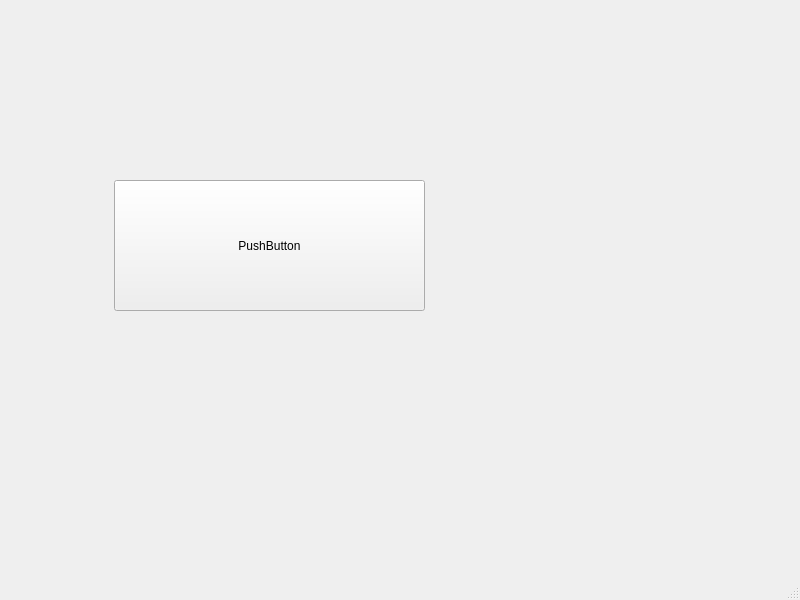
Qt form mainwindow.ui (HuaMa001/MidTermUi) before a commit.
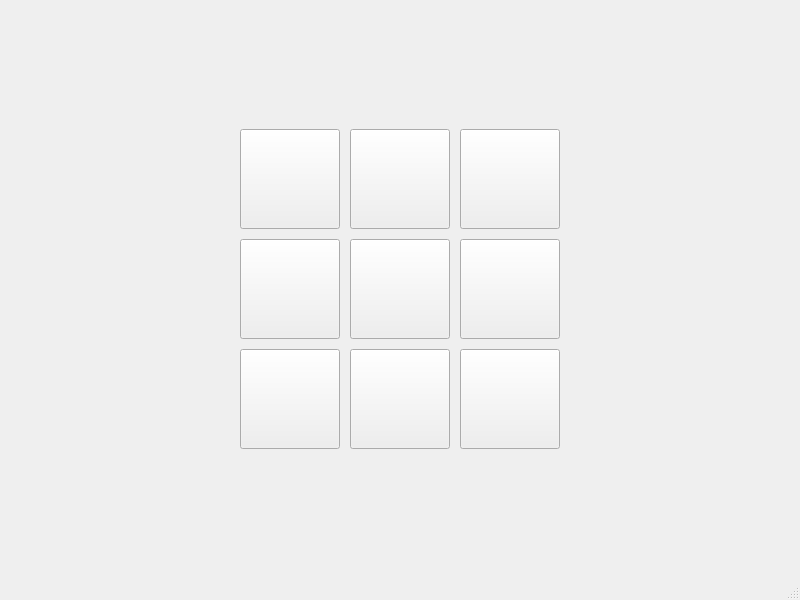
The same form after that commit.

Commit message: Create 3x3 Tic-Tac-Toe game layout in mainwindow.ui

Diff of the .ui file:
```diff
--- a/mainwindow.ui
+++ b/mainwindow.ui
@@ -14,19 +14,305 @@
    <string>MainWindow</string>
   </property>
   <widget class="QWidget" name="centralwidget">
-   <widget class="QPushButton" name="pushButton">
-    <property name="geometry">
-     <rect>
-      <x>114</x>
-      <y>180</y>
-      <width>311</width>
-      <height>131</height>
-     </rect>
-    </property>
-    <property name="text">
-     <string>PushButton</string>
-    </property>
-   </widget>
+   <layout class="QVBoxLayout" name="verticalLayout">
+    <item>
+     <spacer name="verticalSpacer_top">
+      <property name="orientation">
+       <enum>Qt::Vertical</enum>
+      </property>
+      <property name="sizeHint" stdset="0">
+       <size>
+        <width>20</width>
+        <height>40</height>
+       </size>
+      </property>
+     </spacer>
+    </item>
+    <item>
+     <layout class="QHBoxLayout" name="horizontalLayout">
+      <item>
+       <spacer name="horizontalSpacer_left">
+        <property name="orientation">
+         <enum>Qt::Horizontal</enum>
+        </property>
+        <property name="sizeHint" stdset="0">
+         <size>
+          <width>40</width>
+          <height>20</height>
+         </size>
+        </property>
+       </spacer>
+      </item>
+      <item>
+       <layout class="QGridLayout" name="gridLayout">
+        <property name="spacing">
+         <number>10</number>
+        </property>
+        <item row="0" column="0">
+         <widget class="QPushButton" name="pushButton_0_0">
+          <property name="minimumSize">
+           <size>
+            <width>100</width>
+            <height>100</height>
+           </size>
+          </property>
+          <property name="maximumSize">
+           <size>
+            <width>100</width>
+            <height>100</height>
+           </size>
+          </property>
+          <property name="font">
+           <font>
+            <pointsize>24</pointsize>
+            <weight>75</weight>
+            <bold>true</bold>
+           </font>
+          </property>
+          <property name="text">
+           <string/>
+          </property>
+         </widget>
+        </item>
+        <item row="0" column="1">
+         <widget class="QPushButton" name="pushButton_0_1">
+          <property name="minimumSize">
+           <size>
+            <width>100</width>
+            <height>100</height>
+           </size>
+          </property>
+          <property name="maximumSize">
+           <size>
+            <width>100</width>
+            <height>100</height>
+           </size>
+          </property>
+          <property name="font">
+           <font>
+            <pointsize>24</pointsize>
+            <weight>75</weight>
+            <bold>true</bold>
+           </font>
+          </property>
+          <property name="text">
+           <string/>
+          </property>
+         </widget>
+        </item>
+        <item row="0" column="2">
+         <widget class="QPushButton" name="pushButton_0_2">
+          <property name="minimumSize">
+           <size>
+            <width>100</width>
+            <height>100</height>
+           </size>
+          </property>
+          <property name="maximumSize">
+           <size>
+            <width>100</width>
+            <height>100</height>
+           </size>
+          </property>
+          <property name="font">
+           <font>
+            <pointsize>24</pointsize>
+            <weight>75</weight>
+            <bold>true</bold>
+           </font>
+          </property>
+          <property name="text">
+           <string/>
+          </property>
+         </widget>
+        </item>
+        <item row="1" column="0">
+         <widget class="QPushButton" name="pushButton_1_0">
+          <property name="minimumSize">
+           <size>
+            <width>100</width>
+            <height>100</height>
+           </size>
+          </property>
+          <property name="maximumSize">
+           <size>
+            <width>100</width>
+            <height>100</height>
+           </size>
+          </property>
+          <property name="font">
+           <font>
+            <pointsize>24</pointsize>
+            <weight>75</weight>
+            <bold>true</bold>
+           </font>
+          </property>
+          <property name="text">
+           <string/>
+          </property>
+         </widget>
+        </item>
+        <item row="1" column="1">
+         <widget class="QPushButton" name="pushButton_1_1">
+          <property name="minimumSize">
+           <size>
+            <width>100</width>
+            <height>100</height>
+           </size>
+          </property>
+          <property name="maximumSize">
+           <size>
+            <width>100</width>
+            <height>100</height>
+           </size>
+          </property>
+          <property name="font">
+           <font>
+            <pointsize>24</pointsize>
+            <weight>75</weight>
+            <bold>true</bold>
+           </font>
+          </property>
+          <property name="text">
+           <string/>
+          </property>
+         </widget>
+        </item>
+        <item row="1" column="2">
+         <widget class="QPushButton" name="pushButton_1_2">
+          <property name="minimumSize">
+           <size>
+            <width>100</width>
+            <height>100</height>
+           </size>
+          </property>
+          <property name="maximumSize">
+           <size>
+            <width>100</width>
+            <height>100</height>
+           </size>
+          </property>
+          <property name="font">
+           <font>
+            <pointsize>24</pointsize>
+            <weight>75</weight>
+            <bold>true</bold>
+           </font>
+          </property>
+          <property name="text">
+           <string/>
+          </property>
+         </widget>
+        </item>
+        <item row="2" column="0">
+         <widget class="QPushButton" name="pushButton_2_0">
+          <property name="minimumSize">
+           <size>
+            <width>100</width>
+            <height>100</height>
+           </size>
+          </property>
+          <property name="maximumSize">
+           <size>
+            <width>100</width>
+            <height>100</height>
+           </size>
+          </property>
+          <property name="font">
+           <font>
+            <pointsize>24</pointsize>
+            <weight>75</weight>
+            <bold>true</bold>
+           </font>
+          </property>
+          <property name="text">
+           <string/>
+          </property>
+         </widget>
+        </item>
+        <item row="2" column="1">
+         <widget class="QPushButton" name="pushButton_2_1">
+          <property name="minimumSize">
+           <size>
+            <width>100</width>
+            <height>100</height>
+           </size>
+          </property>
+          <property name="maximumSize">
+           <size>
+            <width>100</width>
+            <height>100</height>
+           </size>
+          </property>
+          <property name="font">
+           <font>
+            <pointsize>24</pointsize>
+            <weight>75</weight>
+            <bold>true</bold>
+           </font>
+          </property>
+          <property name="text">
+           <string/>
+          </property>
+         </widget>
+        </item>
+        <item row="2" column="2">
+         <widget class="QPushButton" name="pushButton_2_2">
+          <property name="minimumSize">
+           <size>
+            <width>100</width>
+            <height>100</height>
+           </size>
+          </property>
+          <property name="maximumSize">
+           <size>
+            <width>100</width>
+            <height>100</height>
+           </size>
+          </property>
+          <property name="font">
+           <font>
+            <pointsize>24</pointsize>
+            <weight>75</weight>
+            <bold>true</bold>
+           </font>
+          </property>
+          <property name="text">
+           <string/>
+          </property>
+         </widget>
+        </item>
+       </layout>
+      </item>
+      <item>
+       <spacer name="horizontalSpacer_right">
+        <property name="orientation">
+         <enum>Qt::Horizontal</enum>
+        </property>
+        <property name="sizeHint" stdset="0">
+         <size>
+          <width>40</width>
+          <height>20</height>
+         </size>
+        </property>
+       </spacer>
+      </item>
+     </layout>
+    </item>
+    <item>
+     <spacer name="verticalSpacer_bottom">
+      <property name="orientation">
+       <enum>Qt::Vertical</enum>
+      </property>
+      <property name="sizeHint" stdset="0">
+       <size>
+        <width>20</width>
+        <height>40</height>
+       </size>
+      </property>
+     </spacer>
+    </item>
+   </layout>
   </widget>
   <widget class="QMenuBar" name="menubar">
    <property name="geometry">
```
Left out of the diff: 2 changed lines with no effect on the pictures.
